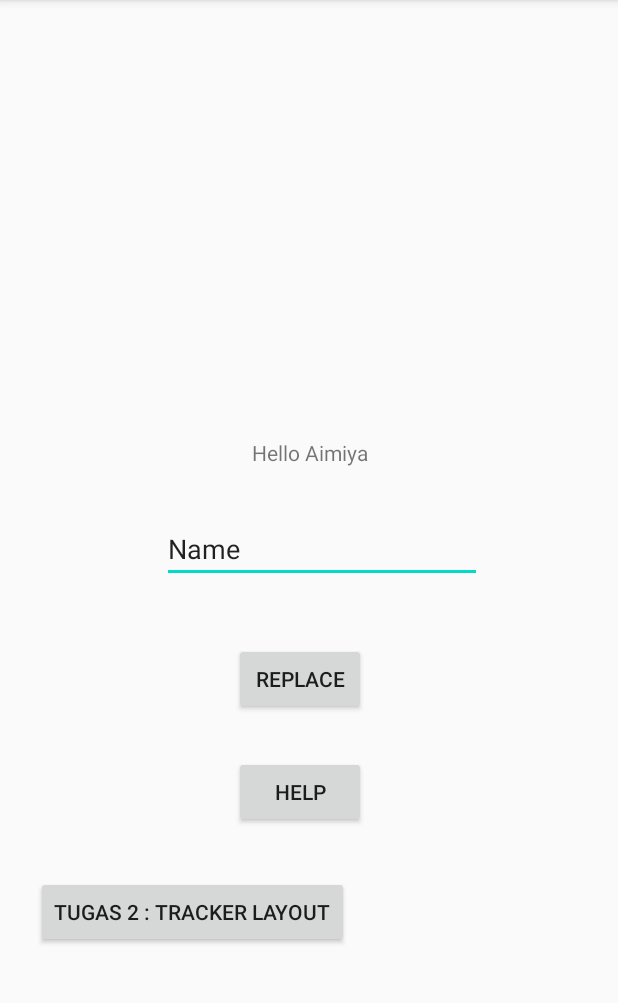
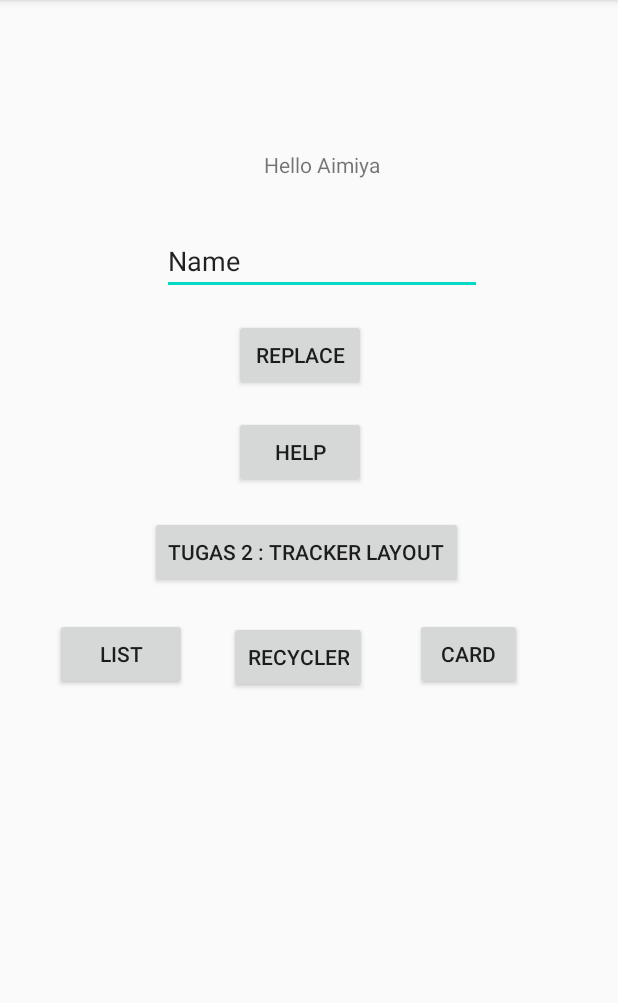
Before and after one commit to aimiyaperumika/progmob, an Android app: the screen it shows after launch (MainActivity), on a phone screen of 412 x 824 dp, the part 84-1087 px from its top. Run offline under Robolectric (Android 15) with nearby library versions, the phone set to English and light mode, and no system bars.

Commit message:
view, recycler, dan cardview

```diff
--- a/app/build.gradle
+++ b/app/build.gradle
@@ -29,5 +29,7 @@ dependencies {
     testImplementation 'junit:junit:4.12'
     androidTestImplementation 'androidx.test.ext:junit:1.1.2'
     androidTestImplementation 'androidx.test.espresso:espresso-core:3.3.0'
+    implementation "androidx.recyclerview:recyclerview:1.1.0"
+    implementation "androidx.cardview:cardview:1.0.0"
 
 }
--- a/app/src/main/AndroidManifest.xml
+++ b/app/src/main/AndroidManifest.xml
@@ -9,7 +9,9 @@
         android:roundIcon="@mipmap/ic_launcher_round"
         android:supportsRtl="true"
         android:theme="@style/AppTheme">
-        <activity android:name=".TrackerActivity"></activity>
+        <activity android:name=".Tugas3.RecyclerActivity"></activity>
+        <activity android:name=".Tugas3.ListActivity" />
+        <activity android:name=".TrackerActivity" />
         <activity android:name=".HelpActivity" />
         <activity android:name=".MainActivity">
             <intent-filter>
--- a/app/src/main/java/ukdw/com/progmob_2020/MainActivity.java
+++ b/app/src/main/java/ukdw/com/progmob_2020/MainActivity.java
@@ -9,6 +9,9 @@ import android.view.View;
 import android.widget.Button;
 import android.widget.EditText;
 import android.widget.TextView;
+
+import ukdw.com.progmob_2020.Tugas3.ListActivity;
+import ukdw.com.progmob_2020.Tugas3.RecyclerActivity;
 
 public class MainActivity extends AppCompatActivity {
 
@@ -23,6 +26,12 @@ public class MainActivity extends AppCompatActivity {
         final EditText myEditText = (EditText)findViewById(R.id.editText1);
         Button btnHelp = (Button)findViewById(R.id.btnHelp);
         Button btnTugas = (Button)findViewById(R.id.btnTugas);
+
+        //tugas3
+        Button btnList = (Button)findViewById(R.id.buttonListView);
+        Button btnRecycler = (Button)findViewById(R.id.buttonRecylerView);
+        Button btnCard = (Button)findViewById(R.id.buttonCard);
+
 
         //action
         textView.setText(R.string.text_hello_world);
@@ -52,5 +61,19 @@ public class MainActivity extends AppCompatActivity {
                startActivity(intent);
            }
        }));
+       btnList.setOnClickListener(new View.OnClickListener() {
+           @Override
+           public void onClick(View v) {
+               Intent intent = new Intent(MainActivity.this, ListActivity.class);
+               startActivity(intent);
+           }
+       });
+       btnRecycler.setOnClickListener(new View.OnClickListener() {
+           @Override
+           public void onClick(View v) {
+               Intent intent = new Intent(MainActivity.this, RecyclerActivity.class);
+               startActivity(intent);
+           }
+       });
     }
 }
--- a/app/src/main/res/layout/activity_main.xml
+++ b/app/src/main/res/layout/activity_main.xml
@@ -10,9 +10,9 @@
         android:id="@+id/mainActivityTextView"
         android:layout_width="wrap_content"
         android:layout_height="wrap_content"
-        android:layout_marginTop="292dp"
+        android:layout_marginTop="100dp"
         android:text="Hello World!"
-        app:layout_constraintHorizontal_bias="0.501"
+        app:layout_constraintHorizontal_bias="0.525"
         app:layout_constraintLeft_toLeftOf="parent"
         app:layout_constraintRight_toRightOf="parent"
         app:layout_constraintTop_toTopOf="parent" />
@@ -21,7 +21,7 @@
         android:id="@+id/button1"
         android:layout_width="wrap_content"
         android:layout_height="wrap_content"
-        android:layout_marginTop="40dp"
+        android:layout_marginTop="16dp"
         android:text="Replace"
         app:layout_constraintEnd_toEndOf="parent"
         app:layout_constraintHorizontal_bias="0.482"
@@ -51,17 +51,53 @@
         app:layout_constraintHorizontal_bias="0.482"
         app:layout_constraintStart_toStartOf="parent"
         app:layout_constraintTop_toBottomOf="@+id/button1"
-        app:layout_constraintVertical_bias="0.111" />
+        app:layout_constraintVertical_bias="0.037" />
 
     <Button
         android:id="@+id/btnTugas"
         android:layout_width="wrap_content"
         android:layout_height="wrap_content"
-        android:layout_marginStart="24dp"
+        android:layout_marginStart="100dp"
         android:text="Tugas 2 : Tracker Layout"
         app:layout_constraintBottom_toBottomOf="parent"
         app:layout_constraintStart_toStartOf="parent"
         app:layout_constraintTop_toBottomOf="@+id/btnHelp"
-        app:layout_constraintVertical_bias="0.189" />
+        app:layout_constraintVertical_bias="0.047" />
+
+    <Button
+        android:id="@+id/buttonListView"
+        android:layout_width="wrap_content"
+        android:layout_height="wrap_content"
+        android:layout_marginTop="20dp"
+        android:text="List"
+        app:layout_constraintBottom_toBottomOf="parent"
+        app:layout_constraintEnd_toEndOf="parent"
+        app:layout_constraintHorizontal_bias="0.114"
+        app:layout_constraintStart_toStartOf="parent"
+        app:layout_constraintTop_toBottomOf="@+id/btnTugas"
+        app:layout_constraintVertical_bias="0.0" />
+
+    <Button
+        android:id="@+id/buttonRecylerView"
+        android:layout_width="wrap_content"
+        android:layout_height="wrap_content"
+        android:layout_marginStart="28dp"
+        android:text="Recycler"
+        app:layout_constraintBottom_toBottomOf="parent"
+        app:layout_constraintStart_toEndOf="@+id/buttonListView"
+        app:layout_constraintTop_toBottomOf="@+id/btnTugas"
+        app:layout_constraintVertical_bias="0.068" />
+
+    <Button
+        android:id="@+id/buttonCard"
+        android:layout_width="71dp"
+        android:layout_height="0dp"
+        android:layout_marginStart="32dp"
+        android:layout_marginTop="20dp"
+        android:text="Card"
+        app:layout_constraintEnd_toEndOf="parent"
+        app:layout_constraintHorizontal_bias="0.0"
+        app:layout_constraintStart_toEndOf="@+id/buttonRecylerView"
+        app:layout_constraintTop_toBottomOf="@+id/btnTugas" />
 
 </androidx.constraintlayout.widget.ConstraintLayout>
```
Also changed, not shown: app/src/main/java/ukdw/com/progmob_2020/Adapter/MahasiswaRecyclerAdapter.java (added, +68 -0 lines), app/src/main/java/ukdw/com/progmob_2020/Tugas3/ListActivity.java (added, +58 -0 lines), app/src/main/java/ukdw/com/progmob_2020/Tugas3/RecyclerActivity.java (added, +48 -0 lines), app/src/main/java/ukdw/com/progmob_2020/Tugas3Model/Mahasiswa.java (added, +36 -0 lines), app/src/main/res/layout/activity_list.xml (added, +27 -0 lines), app/src/main/res/layout/activity_recycler.xml (added, +17 -0 lines), app/src/main/res/layout/item_list_cardview.xml (added, +55 -0 lines), app/src/main/res/layout/item_list_recycler.xml (added, +46 -0 lines).
